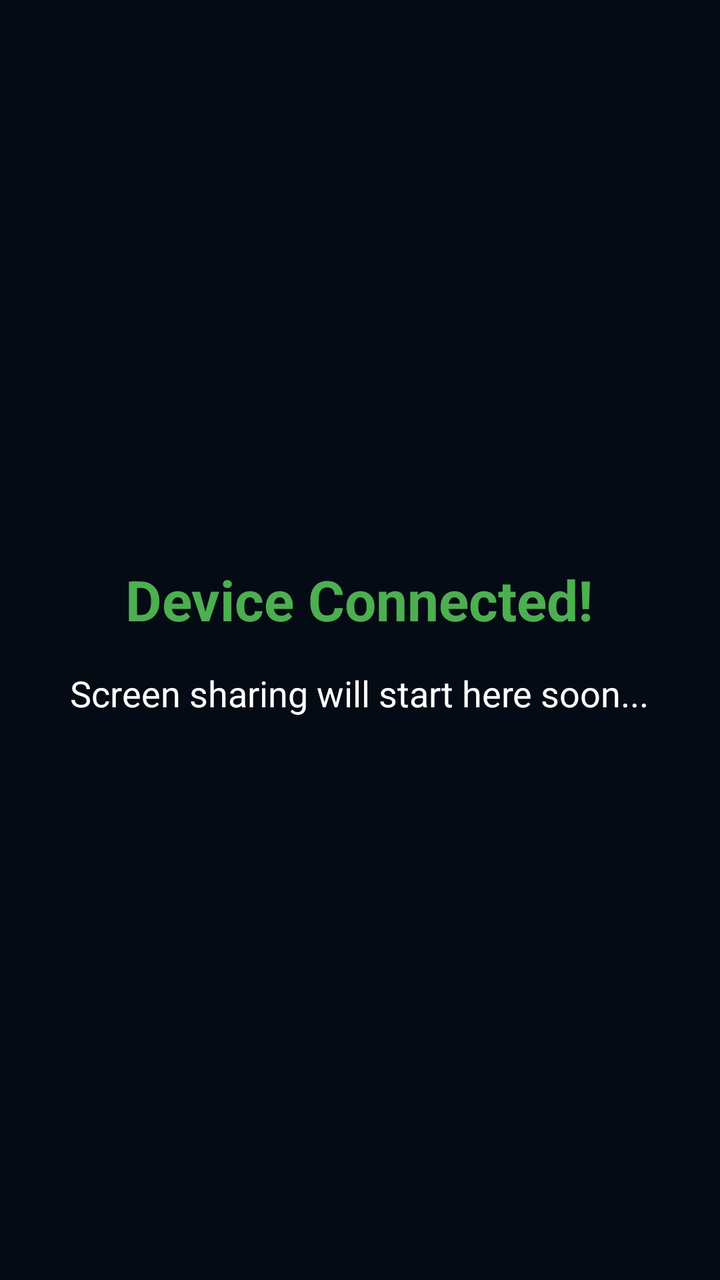
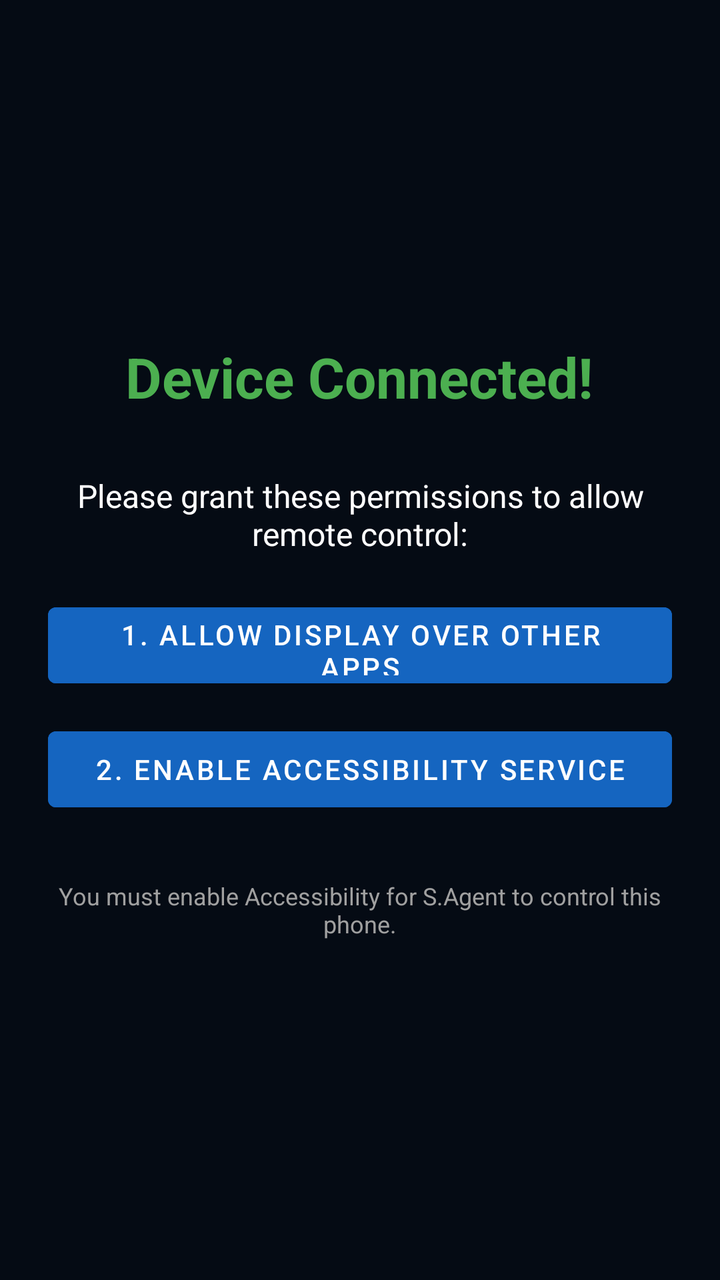

An Android layout rendered at two revisions. The XML below is the earlier revision; the diff shows what the commit changed to produce the second picture.
<!-- AndroidManifest.xml: application theme Theme.AppCompat.DayNight.NoActionBar -->
<!-- res/layout/activity_controlled_active.xml -->
<?xml version="1.0" encoding="utf-8"?>
<LinearLayout xmlns:android="http://schemas.android.com/apk/res/android"
    android:layout_width="match_parent"
    android:layout_height="match_parent"
    android:orientation="vertical"
    android:background="#050B14"
    android:gravity="center"
    android:padding="24dp">

    <TextView
        android:layout_width="wrap_content"
        android:layout_height="wrap_content"
        android:text="Device Connected!"
        android:textColor="#4CAF50"
        android:textSize="28sp"
        android:textStyle="bold"
        android:layout_marginBottom="16dp"/>

    <TextView
        android:layout_width="wrap_content"
        android:layout_height="wrap_content"
        android:text="Screen sharing will start here soon..."
        android:textColor="#FFFFFF"
        android:textSize="18sp" />
</LinearLayout>
<!-- resources referenced by this layout -->
<resources>
  <style name="Theme.AppCompat.DayNight.NoActionBar" parent="Theme.MaterialComponents.DayNight.NoActionBar">
          <item name="colorPrimary">#1E88E5</item>
          <item name="colorPrimaryVariant">#1565C0</item>
          <item name="colorOnPrimary">#FFFFFF</item>
      </style>
</resources>

<!-- the commit's change to res/layout/activity_controlled_active.xml (unified diff, before → after) -->
@@ -14,12 +14,43 @@
         android:textColor="#4CAF50"
         android:textSize="28sp"
         android:textStyle="bold"
-        android:layout_marginBottom="16dp"/>
+        android:layout_marginBottom="30dp"/>
 
     <TextView
         android:layout_width="wrap_content"
         android:layout_height="wrap_content"
-        android:text="Screen sharing will start here soon..."
+        android:text="Please grant these permissions to allow remote control:"
         android:textColor="#FFFFFF"
-        android:textSize="18sp" />
+        android:textSize="16sp"
+        android:gravity="center"
+        android:layout_marginBottom="20dp"/>
+
+    
+    <Button
+        android:id="@+id/btnOverlayPermission"
+        android:layout_width="match_parent"
+        android:layout_height="50dp"
+        android:text="1. Allow Display Over Other Apps"
+        android:backgroundTint="#1565C0"
+        android:textColor="#FFFFFF"
+        android:layout_marginBottom="12dp"/>
+
+    
+    <Button
+        android:id="@+id/btnAccessibilityPermission"
+        android:layout_width="match_parent"
+        android:layout_height="50dp"
+        android:text="2. Enable Accessibility Service"
+        android:backgroundTint="#1565C0"
+        android:textColor="#FFFFFF"
+        android:layout_marginBottom="30dp"/>
+
+    <TextView
+        android:layout_width="wrap_content"
+        android:layout_height="wrap_content"
+        android:text="You must enable Accessibility for S.Agent to control this phone."
+        android:textColor="#A0A0A0"
+        android:textSize="12sp"
+        android:gravity="center"/>
+
 </LinearLayout>
